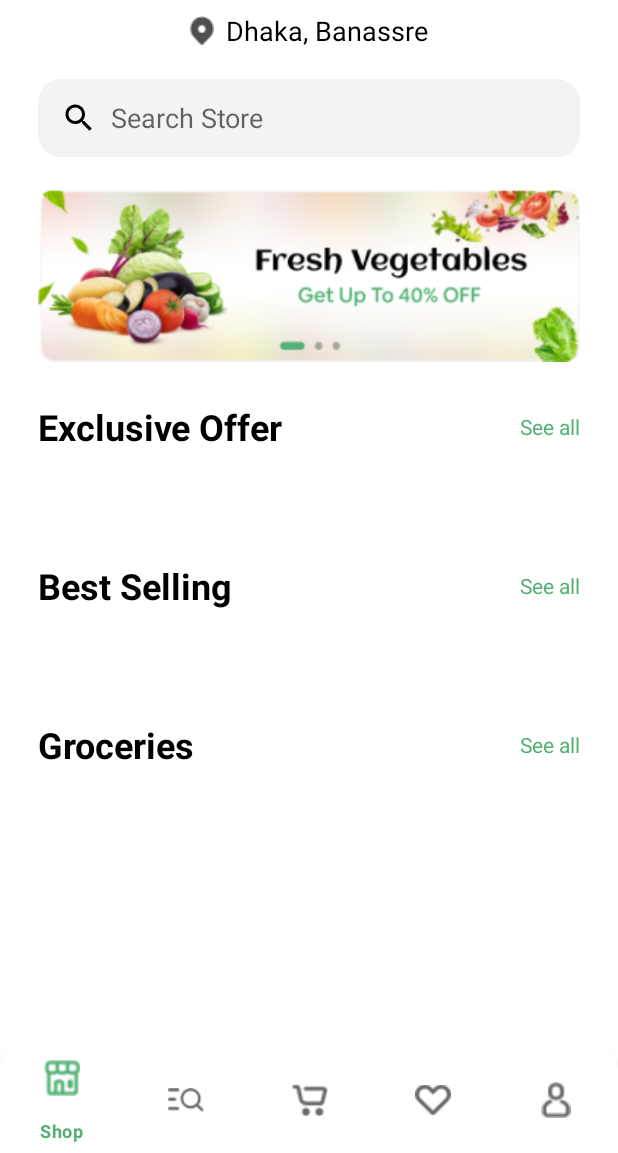
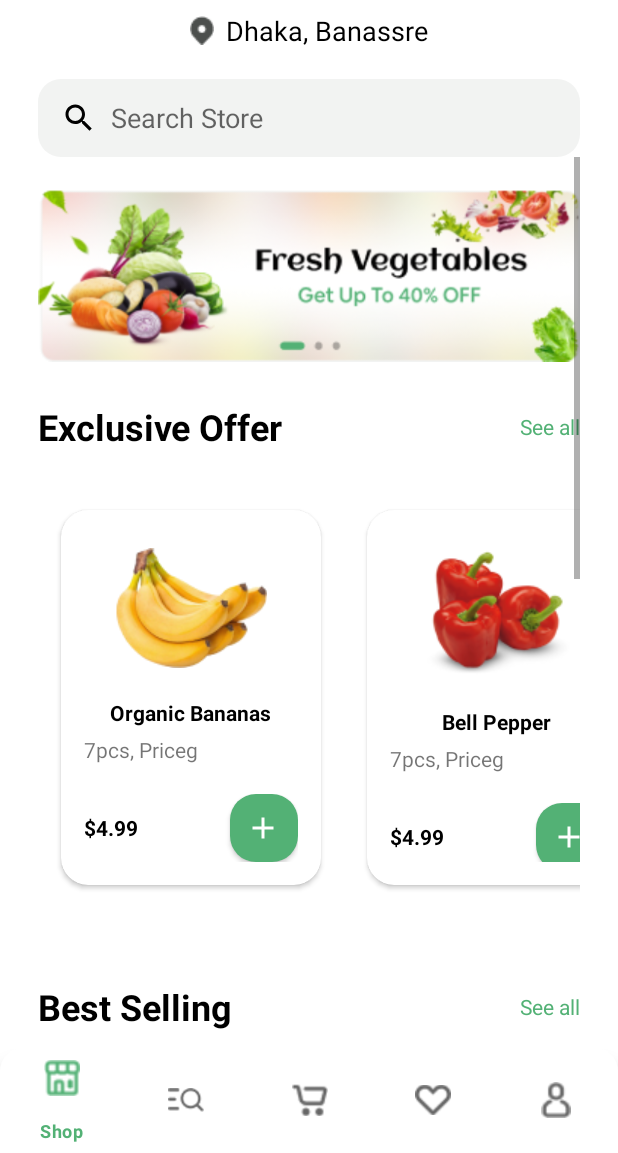
Before and after one commit to SaraHossGit/NectarProject, an Android app: the HomeScreen screen opened directly, with no data from a screen before it, on a phone screen of 412 x 824 dp, the part 83-1236 px from its top. Run offline under Robolectric (Android 15) with nearby library versions, the phone set to English and light mode, and no system bars.

Commit message:
Recycler Views

```diff
--- /dev/null
+++ b/app/src/main/java/com/example/nectarproject/GroceriesAdapter.java
@@ -0,0 +1,58 @@
+package com.example.nectarproject;
+
+import android.content.Context;
+import android.view.LayoutInflater;
+import android.view.View;
+import android.view.ViewGroup;
+import android.widget.ImageView;
+import android.widget.TextView;
+
+import androidx.annotation.NonNull;
+import androidx.cardview.widget.CardView;
+import androidx.recyclerview.widget.RecyclerView;
+
+import java.util.ArrayList;
+
+public class GroceriesAdapter extends RecyclerView.Adapter<GroceriesAdapter.ViewHolder>{
+
+    Context context;
+    ArrayList<GroceriesModel> data = new ArrayList<>();
+
+    public GroceriesAdapter(Context context, ArrayList<GroceriesModel> data) {
+        this.context = context;
+        this.data = data;
+    }
+
+    @NonNull
+    @Override
+    public GroceriesAdapter.ViewHolder onCreateViewHolder(@NonNull ViewGroup parent, int viewType) {
+        View view = LayoutInflater.from(parent.getContext()).inflate(R.layout.recycler_view_list_item2, parent, false);
+        return new ViewHolder(view);
+    }
+
+    @Override
+    public void onBindViewHolder(@NonNull GroceriesAdapter.ViewHolder holder, int position) {
+        holder.groceryCard.setCardBackgroundColor(data.get(position).getCardViewColor());
+        holder.groceryName.setText(data.get(position).getGroceryName());
+        holder.groceryImage.setImageResource(data.get(position).getGroceryImage());
+    }
+
+    @Override
+    public int getItemCount() {
+        return data.size();
+    }
+
+    public class ViewHolder extends RecyclerView.ViewHolder{
+
+        TextView groceryName;
+        ImageView groceryImage;
+        CardView groceryCard;
+
+        public ViewHolder(@NonNull View itemView) {
+            super(itemView);
+            groceryName = itemView.findViewById(R.id.grocery_name);
+            groceryImage = itemView.findViewById(R.id.grocery_image);
+            groceryCard = itemView.findViewById(R.id.card_view);
+        }
+    }
+}
--- /dev/null
+++ b/app/src/main/java/com/example/nectarproject/GroceriesModel.java
@@ -0,0 +1,28 @@
+package com.example.nectarproject;
+
+import android.content.res.ColorStateList;
+import android.graphics.Color;
+
+public class GroceriesModel {
+    private int cardViewColor;
+    private int groceryImage;
+    private String groceryName;
+
+    public GroceriesModel(int cardViewColor, int groceryImage, String groceryName) {
+        this.cardViewColor = cardViewColor;
+        this.groceryImage = groceryImage;
+        this.groceryName = groceryName;
+    }
+
+    public int getCardViewColor() {
+        return cardViewColor;
+    }
+
+    public int getGroceryImage() {
+        return groceryImage;
+    }
+
+    public String getGroceryName() {
+        return groceryName;
+    }
+}
--- a/app/src/main/java/com/example/nectarproject/HomeScreen.java
+++ b/app/src/main/java/com/example/nectarproject/HomeScreen.java
@@ -1,14 +1,83 @@
 package com.example.nectarproject;
 
 import androidx.appcompat.app.AppCompatActivity;
+import androidx.recyclerview.widget.LinearLayoutManager;
+import androidx.recyclerview.widget.RecyclerView;
 
+import android.content.res.ColorStateList;
+import android.graphics.Color;
 import android.os.Bundle;
 
+import java.util.ArrayList;
+
 public class HomeScreen extends AppCompatActivity {
+
+    RecyclerView recyclerView1, recyclerView2, recyclerView3, recyclerView4;
+    ProductAdapter productAdapter1, productAdapter2, productAdapter3;
+    GroceriesAdapter groceriesAdapter;
+    ArrayList <ProductModel> productList = new ArrayList<>();
+    ArrayList <GroceriesModel> groceryList = new ArrayList<>();
+
+    // Product Data
+    int[] productImage = {R.drawable.item1, R.drawable.item2, R.drawable.item3, R.drawable.item4};
+    String[] productName = {"Organic Bananas", "Bell Pepper", "Ginger", "Meat"};
+    String[] productAmount = {"7pcs, Priceg", "7pcs, Priceg", "7pcs, Priceg", "7pcs, Priceg"};
+    String[] productPrice = {"$4.99", "$4.99", "$4.99", "$4.99"};
+
+    // Groceries Data
+    int[] groceryImage = {R.drawable.pulses, R.drawable.rice};
+    int[] cardViewColor = {Color.parseColor("#26F8A44C"), Color.parseColor("#2653B175")};
+    String[] groceryName = {"Pulses", "Rice"};
 
     @Override
     protected void onCreate(Bundle savedInstanceState) {
         super.onCreate(savedInstanceState);
         setContentView(R.layout.activity_home_screen);
+
+        recyclerView1 = findViewById(R.id.exclusive_recycler_view);
+        productAdapter1 = new ProductAdapter(this, productList);
+        recyclerView1.setAdapter(productAdapter1);
+        recyclerView1.setLayoutManager(new LinearLayoutManager(this, LinearLayoutManager.HORIZONTAL, false));
+
+        recyclerView2 = findViewById(R.id.best_selling_recycler_view);
+        productAdapter2 = new ProductAdapter(this, productList);
+        recyclerView2.setAdapter(productAdapter2);
+        recyclerView2.setLayoutManager(new LinearLayoutManager(this, LinearLayoutManager.HORIZONTAL, false));
+
+        recyclerView3 = findViewById(R.id.last_recycler_view);
+        productAdapter3 = new ProductAdapter(this, productList);
+        recyclerView3.setAdapter(productAdapter3);
+        recyclerView3.setLayoutManager(new LinearLayoutManager(this, LinearLayoutManager.HORIZONTAL, false));
+
+        setProducts();
+
+        recyclerView4 = findViewById(R.id.groceries_recycler_view);
+        groceriesAdapter = new GroceriesAdapter(this, groceryList);
+        recyclerView4.setAdapter(groceriesAdapter);
+        recyclerView4.setLayoutManager(new LinearLayoutManager(this, LinearLayoutManager.HORIZONTAL, false));
+
+        setGroceries();
+
+    }
+
+    private void setGroceries() {
+        for (int i = 0; i < groceryName.length;i++){
+            groceryList.add(new GroceriesModel(
+                    cardViewColor[i],
+                    groceryImage[i],
+                    groceryName[i]
+            ));
+        }
+    }
+
+    private void setProducts() {
+        for (int i = 0; i < productName.length;i++){
+            productList.add(new ProductModel(
+                    productImage[i],
+                    productName[i],
+                    productAmount[i],
+                    productPrice[i]
+            ));
+        }
     }
 }
--- /dev/null
+++ b/app/src/main/java/com/example/nectarproject/ProductAdapter.java
@@ -0,0 +1,59 @@
+package com.example.nectarproject;
+
+import android.content.Context;
+import android.view.LayoutInflater;
+import android.view.View;
+import android.view.ViewGroup;
+import android.widget.ImageView;
+import android.widget.TextView;
+
+import androidx.annotation.NonNull;
+import androidx.recyclerview.widget.RecyclerView;
+
+import java.util.ArrayList;
+
+public class ProductAdapter extends RecyclerView.Adapter<ProductAdapter.ViewHandler> {
+
+    Context context;
+    ArrayList <ProductModel> data = new ArrayList<>();
+
+    public ProductAdapter(Context context, ArrayList<ProductModel> data) {
+        this.context = context;
+        this.data = data;
+    }
+
+    @NonNull
+    @Override
+    public ProductAdapter.ViewHandler onCreateViewHolder(@NonNull ViewGroup parent, int viewType) {
+        View view = LayoutInflater.from(parent.getContext()).inflate(R.layout.recycler_view_list_item1, parent, false);
+        return new ViewHandler(view);
+    }
+
+    @Override
+    public void onBindViewHolder(@NonNull ProductAdapter.ViewHandler holder, int position) {
+        holder.productName.setText(data.get(position).getProductName());
+        holder.productAmount.setText(data.get(position).getProductAmount());
+        holder.productPrice.setText(data.get(position).getProductPrice());
+        holder.productImage.setImageResource(data.get(position).getProductImage());
+    }
+
+    @Override
+    public int getItemCount() {
+        return data.size();
+    }
+
+    public class ViewHandler extends RecyclerView.ViewHolder{
+
+        TextView productName, productAmount, productPrice;
+        ImageView productImage;
+
+        public ViewHandler(@NonNull View itemView) {
+            super(itemView);
+
+            productName = itemView.findViewById(R.id.product_name);
+            productAmount = itemView.findViewById(R.id.product_amount);
+            productPrice = itemView.findViewById(R.id.product_price);
+            productImage = itemView.findViewById(R.id.product_image);
+        }
+    }
+}
--- /dev/null
+++ b/app/src/main/java/com/example/nectarproject/ProductModel.java
@@ -0,0 +1,31 @@
+package com.example.nectarproject;
+
+public class ProductModel {
+    private int productImage;
+    private String productName;
+    private String productAmount;
+    private String productPrice;
+
+    public ProductModel(int productImage, String productName, String productAmount, String productPrice) {
+        this.productImage = productImage;
+        this.productName = productName;
+        this.productAmount = productAmount;
+        this.productPrice = productPrice;
+    }
+
+    public int getProductImage() {
+        return productImage;
+    }
+
+    public String getProductName() {
+        return productName;
+    }
+
+    public String getProductAmount() {
+        return productAmount;
+    }
+
+    public String getProductPrice() {
+        return productPrice;
+    }
+}
--- /dev/null
+++ b/app/src/main/res/drawable-v24/btn_style_min.xml
@@ -0,0 +1,7 @@
+<?xml version="1.0" encoding="utf-8"?>
+<shape
+    xmlns:android="http://schemas.android.com/apk/res/android" android:shape="rectangle">
+    <corners android:radius="17dp" />
+    <padding android:left="10dp"/>
+    <solid android:color="@color/btn_color1"/>
+</shape>
--- /dev/null
+++ b/app/src/main/res/drawable/ic_add.xml
@@ -0,0 +1,5 @@
+<vector android:height="24dp" android:tint="#FFFFFF"
+    android:viewportHeight="24" android:viewportWidth="24"
+    android:width="24dp" xmlns:android="http://schemas.android.com/apk/res/android">
+    <path android:fillColor="@android:color/white" android:pathData="M19,13h-6v6h-2v-6H5v-2h6V5h2v6h6v2z"/>
+</vector>
--- a/app/src/main/res/layout/activity_home_screen.xml
+++ b/app/src/main/res/layout/activity_home_screen.xml
@@ -105,6 +105,7 @@
 
                 <!--    Exclusive Offers RecyclerView    -->
                 <androidx.recyclerview.widget.RecyclerView
+                    android:id="@+id/exclusive_recycler_view"
                     android:layout_width="match_parent"
                     android:layout_height="wrap_content"
                     android:layout_marginVertical="24dp"
@@ -140,6 +141,7 @@
 
                 <!--    Best Selling RecyclerView    -->
                 <androidx.recyclerview.widget.RecyclerView
+                    android:id="@+id/best_selling_recycler_view"
                     android:layout_width="match_parent"
                     android:layout_height="wrap_content"
                     android:layout_marginVertical="24dp"
@@ -175,6 +177,7 @@
 
                 <!--    Groceries RecyclerView    -->
                 <androidx.recyclerview.widget.RecyclerView
+                    android:id="@+id/groceries_recycler_view"
                     android:layout_width="match_parent"
                     android:layout_height="wrap_content"
                     android:layout_marginVertical="24dp"
@@ -183,6 +186,7 @@
 
                 <!--    Last RecyclerView    -->
                 <androidx.recyclerview.widget.RecyclerView
+                    android:id="@+id/last_recycler_view"
                     android:layout_width="match_parent"
                     android:layout_height="wrap_content"
                     android:layout_marginVertical="24dp"
--- /dev/null
+++ b/app/src/main/res/layout/recycler_view_list_item1.xml
@@ -0,0 +1,74 @@
+<?xml version="1.0" encoding="utf-8"?>
+<RelativeLayout xmlns:android="http://schemas.android.com/apk/res/android"
+    android:layout_width="wrap_content"
+    android:layout_height="match_parent"
+    xmlns:app="http://schemas.android.com/apk/res-auto">
+
+    <androidx.cardview.widget.CardView
+        android:layout_width="173dp"
+        android:layout_height="250dp"
+        android:layout_margin="15dp"
+        app:cardCornerRadius="18dp">
+
+        <LinearLayout
+            android:layout_width="match_parent"
+            android:layout_height="match_parent"
+            android:padding="15dp"
+            android:gravity="center"
+            android:orientation="vertical">
+
+            <ImageView
+                android:id="@+id/product_image"
+                android:layout_width="wrap_content"
+                android:layout_height="wrap_content"
+                android:layout_marginTop="10dp"
+                android:src="@drawable/item1"/>
+
+            <TextView
+                android:id="@+id/product_name"
+                android:layout_width="wrap_content"
+                android:layout_height="wrap_content"
+                android:layout_marginTop="20dp"
+                android:textStyle="bold"
+                android:textColor="@color/black"
+                android:text="Organic Bananas"/>
+
+            <TextView
+                android:id="@+id/product_amount"
+                android:layout_width="wrap_content"
+                android:layout_height="wrap_content"
+                android:layout_marginTop="5dp"
+                android:layout_gravity="start"
+                android:text="7pcs, Priceg"/>
+
+            <LinearLayout
+                android:layout_width="match_parent"
+                android:layout_height="wrap_content"
+                android:layout_marginTop="20dp"
+                android:gravity="end"
+                android:orientation="horizontal">
+
+                <TextView
+                    android:id="@+id/product_price"
+                    android:layout_width="wrap_content"
+                    android:layout_height="wrap_content"
+                    android:layout_weight="1"
+                    android:textStyle="bold"
+                    android:textColor="@color/black"
+                    android:text="$4.99"/>
+
+                <androidx.appcompat.widget.AppCompatButton
+                    android:layout_width="45dp"
+                    android:layout_height="45dp"
+                    android:drawableStart="@drawable/ic_add"
+                    android:background="@drawable/btn_style_min"/>
+
+            </LinearLayout>
+
+        </LinearLayout>
+
+
+
+    </androidx.cardview.widget.CardView>
+
+</RelativeLayout>
--- /dev/null
+++ b/app/src/main/res/layout/recycler_view_list_item2.xml
@@ -0,0 +1,43 @@
+<?xml version="1.0" encoding="utf-8"?>
+<RelativeLayout xmlns:android="http://schemas.android.com/apk/res/android"
+    android:layout_width="match_parent"
+    android:layout_height="match_parent"
+    xmlns:app="http://schemas.android.com/apk/res-auto">
+
+    <androidx.cardview.widget.CardView
+        android:id="@+id/card_view"
+        android:layout_width="250dp"
+        android:layout_height="105dp"
+        app:cardCornerRadius="18dp">
+
+        <LinearLayout
+            android:layout_width="match_parent"
+            android:layout_height="match_parent"
+            android:gravity="start"
+            android:padding="16dp"
+            android:background="@color/tile_color_1"
+            android:orientation="horizontal">
+
+            <ImageView
+                android:id="@+id/grocery_image"
+                android:layout_width="wrap_content"
+                android:layout_height="match_parent"
+                android:layout_gravity="start"
+                android:src="@drawable/pulses"/>
+
+            <TextView
+                android:id="@+id/grocery_name"
+                android:layout_width="wrap_content"
+                android:layout_height="match_parent"
+                android:layout_marginStart="15dp"
+                android:gravity="center"
+                android:textSize="20sp"
+                android:textStyle="bold"
+                android:textColor="@color/black"
+                android:text="Pulses"/>
+
+        </LinearLayout>
+
+    </androidx.cardview.widget.CardView>
+
+</RelativeLayout>
--- a/app/src/main/res/values/colors.xml
+++ b/app/src/main/res/values/colors.xml
@@ -14,5 +14,7 @@
     <color name="facebook_btn_color">#4A66AC</color>
     <color name="transparent">#00FFFFFF</color>
     <color name="search_bar_color">#F2F3F2</color>
+    <color name="tile_color_1">#26F8A44C</color>
+    <color name="tile_color_2">#2653B175</color>
 
 </resources>
```
Also changed, not shown: app/src/main/res/drawable/item1.png (added), app/src/main/res/drawable/item2.png (added), app/src/main/res/drawable/item3.png (added), app/src/main/res/drawable/item4.png (added), app/src/main/res/drawable/item5.png (added), app/src/main/res/drawable/pulses.png (added), app/src/main/res/drawable/rice.png (added).
